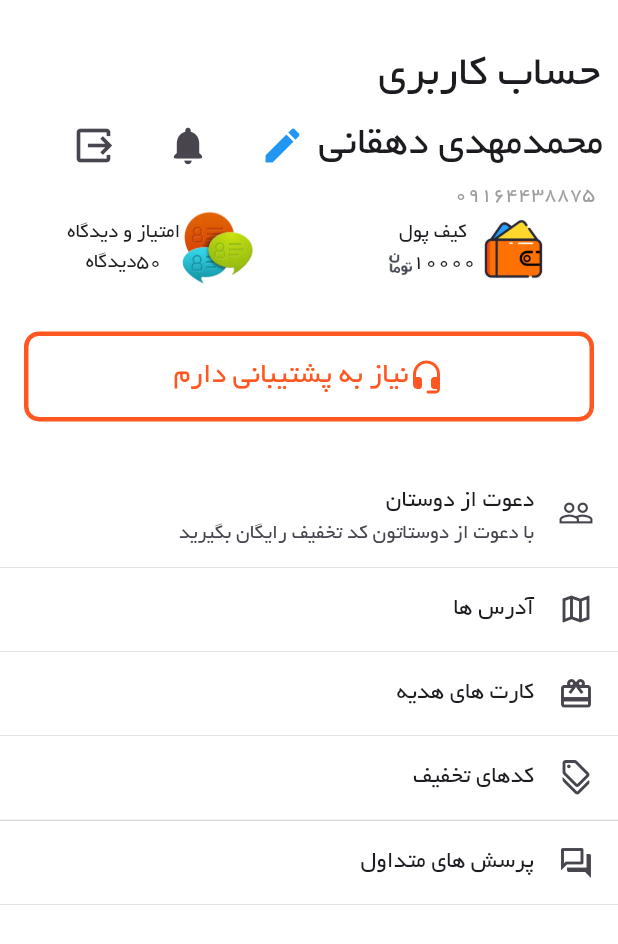
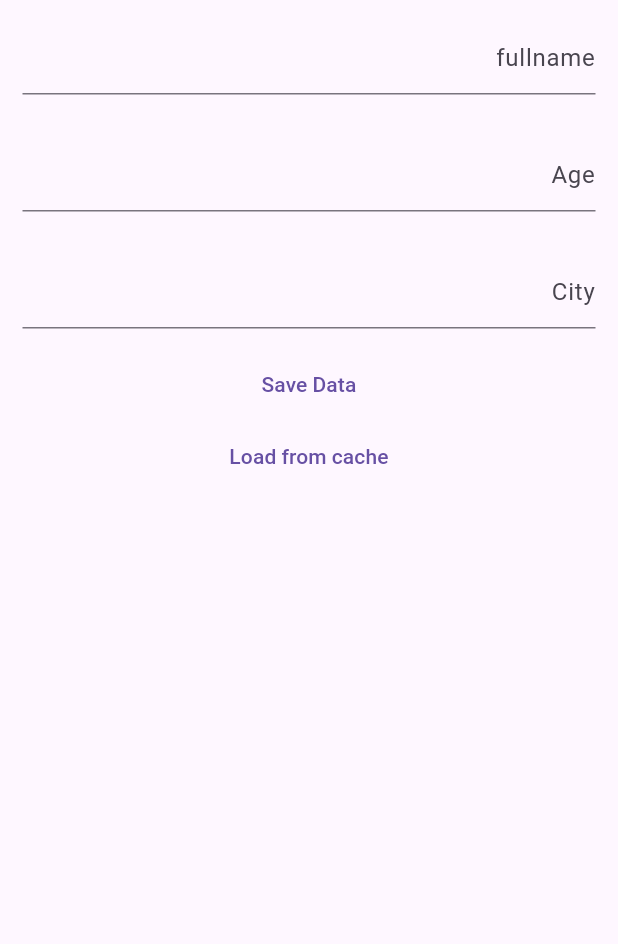
Before and after one commit to Ali3nti/abd_shop, a Flutter app: the ProfileBody screen opened directly, after a tap on "کدهای تخفیف", on a phone screen of 412 x 824 dp. Shown: the top 944 px of the screen. Run offline on Flutter 3.47's test engine with Material 3 defaults, Android fonts, the phone set to English and light mode, and no system bars; our stand-ins replace connectivity_plus, flutter_spinkit, smooth_page_indicator; network calls fail.

Commit message:
not important

```diff
--- a/lib/screens/home/components/amazing_item_widget.dart
+++ b/lib/screens/home/components/amazing_item_widget.dart
@@ -37,6 +37,7 @@ class _AmazingItemWidgetState extends State<AmazingItemWidget> {
                   Padding(
                     padding: const EdgeInsets.only(right: 8.0),
                     child: FloatingActionButton.extended(
+                      heroTag: "button",
                       onPressed: () {
                         //TODO: Create "Add to cart" function
                       },
--- a/lib/screens/home/components/home_body.dart
+++ b/lib/screens/home/components/home_body.dart
@@ -255,6 +255,7 @@ class _HomeBodyState extends State<HomeBody> {
                                     padding:
                                         EdgeInsets.only(top: 60, right: 60),
                                     child: FloatingActionButton.extended(
+                                      heroTag: "mahsool",
                                       onPressed: () {},
                                       backgroundColor: Colors.orange.shade900,
                                       foregroundColor: Colors.white,
--- a/lib/screens/profile/profile_page.dart
+++ b/lib/screens/profile/profile_page.dart
@@ -1,5 +1,6 @@
 import 'package:abd_shop/screens/profile/invite_page.dart';
 import 'package:abd_shop/screens/profile/sellers_page.dart';
+import 'package:abd_shop/screens/profile/takhfif.dart';
 import 'package:abd_shop/screens/profile/user_info.dart';
 import 'package:flutter/material.dart';
 
@@ -38,6 +39,7 @@ sellers(BuildContext context) {
     ),
   );
 }
+
 userinfo(BuildContext context) {
   Navigator.push(
     context,
@@ -47,6 +49,14 @@ userinfo(BuildContext context) {
   );
 }
 
+takhfifpage(BuildContext context) {
+  Navigator.push(
+    context,
+    MaterialPageRoute(
+      builder: (context) => TakhfifPage(),
+    ),
+  );
+}
 
 class _ProfileBodyState extends State<ProfileBody> {
   @override
@@ -77,7 +87,9 @@ class _ProfileBodyState extends State<ProfileBody> {
                     style: TextStyle(fontSize: 28),
                   ),
                   IconButton(
-                    onPressed: () {userinfo(context);},
+                    onPressed: () {
+                      userinfo(context);
+                    },
                     icon: Icon(Icons.edit, color: Colors.blue, size: 30),
                   ),
                   SizedBox(
@@ -266,7 +278,9 @@ class _ProfileBodyState extends State<ProfileBody> {
             ListTile(
               title: Text("کدهای تخفیف"),
               leading: Icon(Icons.discount_outlined),
-              onTap: () {},
+              onTap: () {
+                takhfifpage(context);
+              },
             ),
             Container(
               width: double.infinity,
--- /dev/null
+++ b/lib/screens/profile/takhfif.dart
@@ -0,0 +1,60 @@
+import 'package:flutter/material.dart';
+
+class TakhfifPage extends StatefulWidget {
+  const TakhfifPage({super.key});
+
+  @override
+  State<TakhfifPage> createState() => _TakhfifPageState();
+}
+
+class _TakhfifPageState extends State<TakhfifPage> {
+  final TextEditingController _fullnameController = TextEditingController();
+  final TextEditingController _agecontroller = TextEditingController();
+  final TextEditingController _cityController = TextEditingController();
+
+  @override
+  Widget build(BuildContext context) {
+    return Scaffold(
+      body: Column(
+        children: [
+          Padding(
+            padding: EdgeInsets.all(15),
+            child: TextField(
+              controller: _fullnameController,
+              decoration: InputDecoration(hintText: "fullname"),
+            ),
+          ),
+          Padding(
+            padding: EdgeInsets.all(15),
+            child: TextField(
+              controller: _agecontroller,
+              decoration: InputDecoration(hintText: "Age"),
+            ),
+          ),
+          Padding(
+            padding: EdgeInsets.all(15),
+            child: TextField(
+              controller: _cityController,
+              decoration: InputDecoration(hintText: "City"),
+            ),
+          ),
+          TextButton(
+            onPressed: _saveData,
+            child: Text("Save Data"),
+          ),
+          TextButton(
+            onPressed: _loadData,
+            child: Text("Load from cache"),
+          ),
+        ],
+      ),
+    );
+  }
+
+  void _saveData() {
+    print("Saving data");
+  }
+  void _loadData() {
+    print("Loading data");
+  }
+}
```
